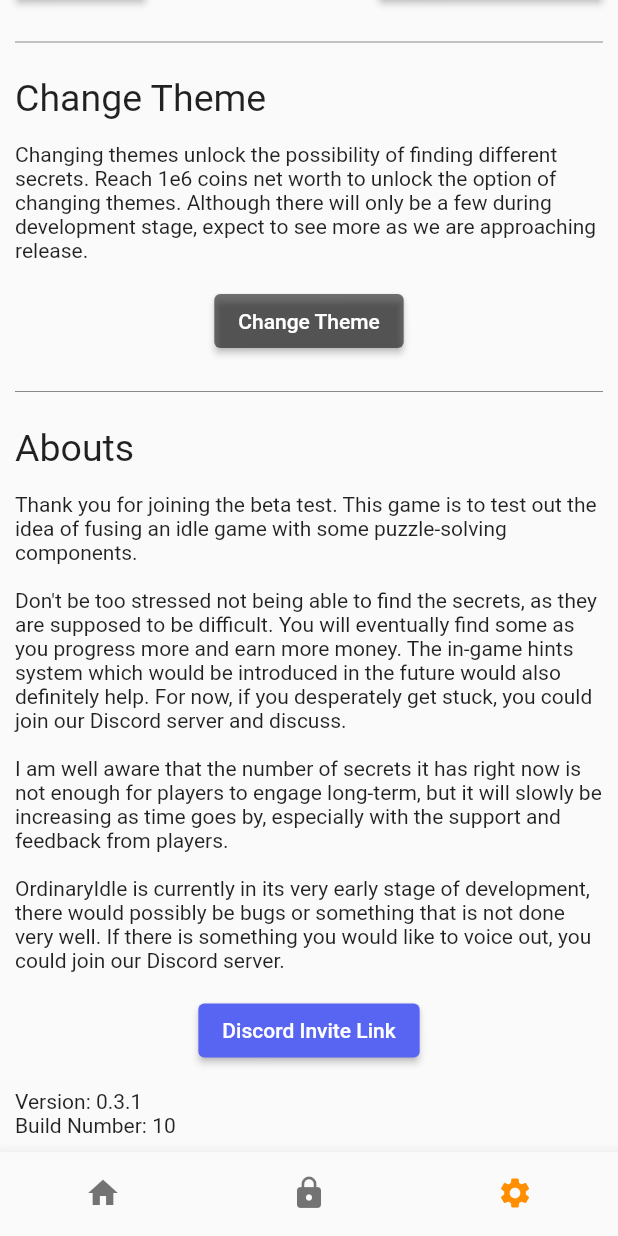
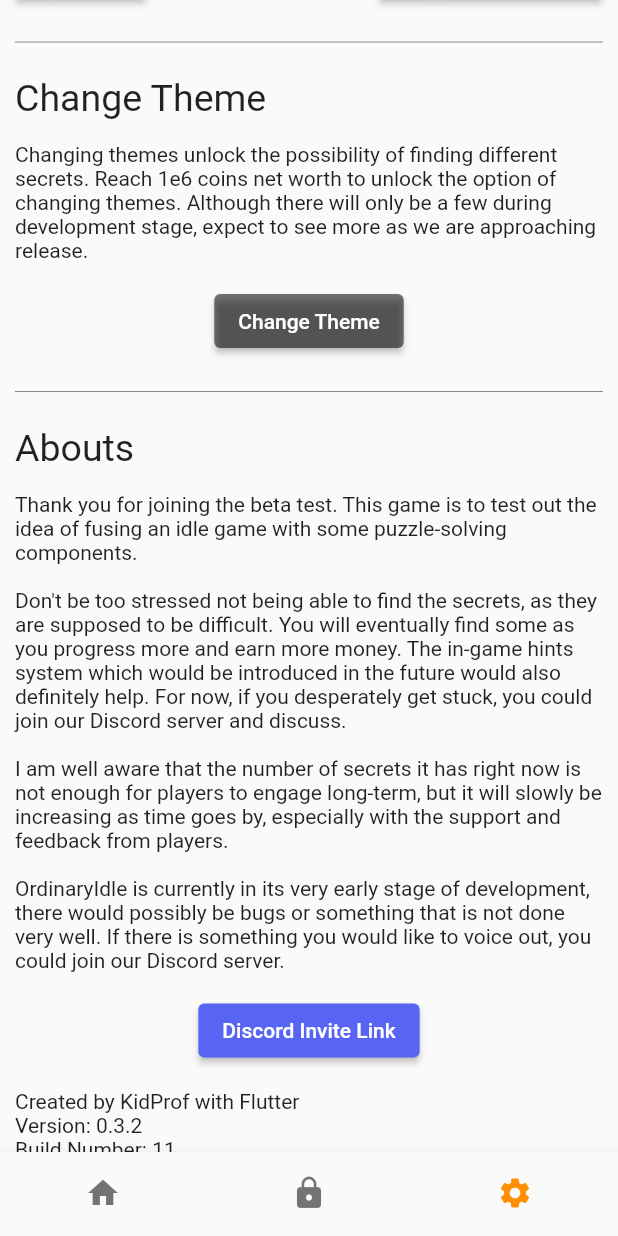
Before and after one commit to KidProf/ordinary-idle, a Flutter app: the screen it shows after launch, item 3 of the bottom bar chosen, scrolled down 225 dp, on a phone screen of 412 x 824 dp. Run offline on Flutter 3.47's test engine with Material 2 defaults, Android fonts, the phone set to English and light mode, and no system bars; our stand-ins replace fluttertoast, hive, hive_flutter, native_device_orientation, package_info_plus, tuple; missing offline and left inert: restart_app; accounts and stored records are empty.

Commit message:
0.3.2, added creator name and technology

```diff
--- a/lib/pages/settings.dart
+++ b/lib/pages/settings.dart
@@ -194,9 +194,9 @@ class Settings extends StatelessWidget {
             }(),
             builder: (context, AsyncSnapshot<Tuple2<String,String>> snapshot) {
               if(snapshot.hasData){
-                return Text("Version: "+snapshot.data!.item1 + "\nBuild Number: "+snapshot.data!.item2);
+                return Text("Created by KidProf with Flutter\nVersion: "+snapshot.data!.item1 + "\nBuild Number: "+snapshot.data!.item2);
               }else{
-              return SizedBox();
+              return Text("Created by KidProf with Flutter");
               }
 
             }
--- a/pubspec.yaml
+++ b/pubspec.yaml
@@ -15,7 +15,7 @@ publish_to: 'none' # Remove this line if you wish to publish to pub.dev
 # In iOS, build-name is used as CFBundleShortVersionString while build-number used as CFBundleVersion.
 # Read more about iOS versioning at
 # https://developer.apple.com/library/archive/documentation/General/Reference/InfoPlistKeyReference/Articles/CoreFoundationKeys.html
-version: 0.3.1+10
+version: 0.3.2+11
 
 environment:
   sdk: ">=2.16.1 <3.0.0"
```
